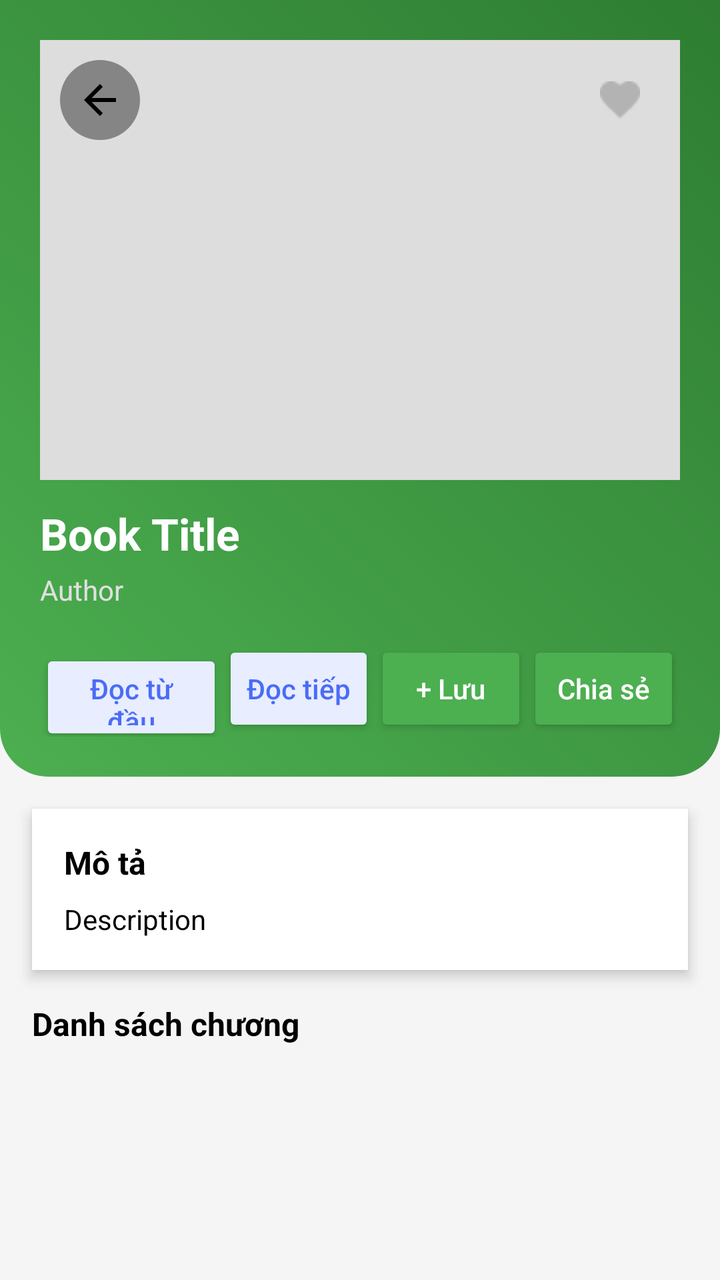
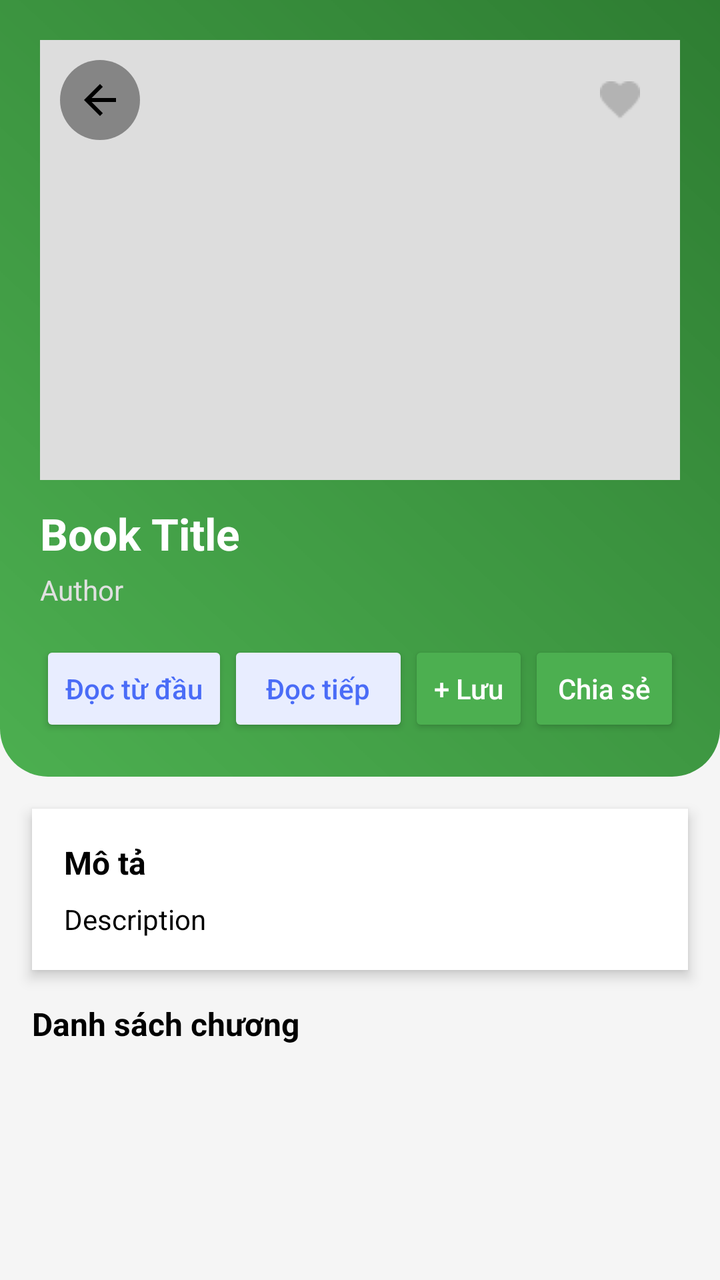

Compare the two renders of this Android layout. The source of the first and the diff that turns it into the second are given below.
<!-- AndroidManifest.xml: application theme Theme.LibraryApp -->
<!-- res/layout/fragment_book_detail.xml -->
<?xml version="1.0" encoding="utf-8"?>
<LinearLayout xmlns:android="http://schemas.android.com/apk/res/android"
    android:id="@+id/rootLinearLayout"
    android:layout_width="match_parent"
    android:layout_height="match_parent"
    android:orientation="vertical"
    android:background="@color/background">

    
    <LinearLayout
        android:id="@+id/headerSection"
        android:layout_width="match_parent"
        android:layout_height="wrap_content"
        android:orientation="vertical"
        android:background="@drawable/bg_header"
        android:padding="20dp">

        
        <FrameLayout
            android:layout_width="match_parent"
            android:layout_height="220dp">

            <ImageView
                android:id="@+id/imgBook"
                android:layout_width="match_parent"
                android:layout_height="match_parent"
                android:scaleType="centerCrop"
                android:background="#DDDDDD" />

            <ImageButton
                android:id="@+id/btnBack"
                android:layout_width="40dp"
                android:layout_height="40dp"
                android:layout_gravity="top|start"
                android:layout_margin="10dp"
                android:background="@drawable/bg_icon_button"
                android:src="@drawable/ic_arrow_back"
                android:padding="8dp"
                android:contentDescription="back" />

            
            <ImageButton
                android:id="@+id/btnFavorite"
                android:layout_width="40dp"
                android:layout_height="40dp"
                android:layout_gravity="top|end"
                android:layout_margin="10dp"
                android:background="@android:color/transparent"
                android:src="@drawable/ic_favorite_border"
                android:contentDescription="favorite" />
        </FrameLayout>

        
        <TextView
            android:id="@+id/tvTitle"
            android:layout_width="match_parent"
            android:layout_height="wrap_content"
            android:text="Book Title"
            android:textColor="@android:color/white"
            android:textSize="22sp"
            android:textStyle="bold"
            android:layout_marginTop="12dp" />

        
        <TextView
            android:id="@+id/tvAuthor"
            android:layout_width="match_parent"
            android:layout_height="wrap_content"
            android:text="Author"
            android:textColor="#E0E0E0"
            android:textSize="14sp"
            android:layout_marginTop="4dp" />

        
        <LinearLayout
            android:layout_width="match_parent"
            android:layout_height="wrap_content"
            android:orientation="horizontal"
            android:layout_marginTop="16dp">

            
            <Button
                android:id="@+id/btnReadFromStart"
                android:layout_width="0dp"
                android:layout_height="48dp"
                android:layout_weight="1.2"
                android:text="Đọc từ đầu"

                android:textAllCaps="false"
                android:textColor="#4A6CF7"
                android:backgroundTint="#E8EDFF" />

            
            <Button
                android:id="@+id/btnContinueReading"
                android:layout_width="0dp"
                android:layout_height="48dp"
                android:layout_weight="1"
                android:text="Đọc tiếp"
                android:textAllCaps="false"
                android:textColor="#4A6CF7"
                android:backgroundTint="#E8EDFF" />


            <Button
                android:id="@+id/btnAddToLibrary"
                android:layout_width="0dp"
                android:layout_height="48dp"
                android:layout_weight="1"
                android:text="+ Lưu"
                android:textAllCaps="false"
                android:textColor="@android:color/white"
                android:backgroundTint="#4CAF50" />

            <Button
                android:id="@+id/btnShare"
                android:layout_width="0dp"
                android:layout_height="48dp"
                android:layout_weight="1"
                android:text="Chia sẻ"
                android:textAllCaps="false"
                android:textColor="@android:color/white"
                android:backgroundTint="#4CAF50" />


        </LinearLayout>

    </LinearLayout>

    <androidx.core.widget.NestedScrollView
        android:layout_width="match_parent"
        android:layout_height="0dp"
        android:layout_weight="1"
        android:fillViewport="true"
        android:clipToPadding="false"
        android:paddingBottom="60dp">

        <LinearLayout
            android:layout_width="match_parent"
            android:layout_height="wrap_content"
            android:orientation="vertical">

            
            <LinearLayout
                android:layout_width="match_parent"
                android:layout_height="wrap_content"
                android:orientation="vertical"
                android:background="@color/surface"
                android:layout_margin="16dp"
                android:padding="16dp"
                android:elevation="4dp">

                <TextView
                    android:layout_width="wrap_content"
                    android:layout_height="wrap_content"
                    android:text="Mô tả"
                    android:textStyle="bold"
                    android:textSize="16sp"
                    android:textColor="@color/text_primary"/>

                <TextView
                    android:id="@+id/tvDescription"
                    android:layout_width="match_parent"
                    android:layout_height="wrap_content"
                    android:text="Description"
                    android:textSize="14sp"
                    android:textColor="@color/text_primary"
                    android:layout_marginTop="8dp"
                    android:lineSpacingExtra="4dp"/>
            </LinearLayout>

            
            <TextView
                android:id="@+id/tvChapterLabel"
                android:layout_width="match_parent"
                android:layout_height="wrap_content"
                android:text="Danh sách chương"
                android:textStyle="bold"
                android:textSize="16sp"
                android:textColor="@color/text_primary"
                android:layout_marginStart="16dp"
                android:layout_marginBottom="8dp"/>

            
            <androidx.recyclerview.widget.RecyclerView
                android:id="@+id/rvChapters"
                android:layout_width="match_parent"
                android:layout_height="wrap_content"
                android:nestedScrollingEnabled="false"
                android:paddingStart="12dp"
                android:paddingEnd="12dp"
                android:paddingBottom="50dp"
                android:clipToPadding="false"/>

        </LinearLayout>

    </androidx.core.widget.NestedScrollView>

</LinearLayout>
<!-- resources referenced by this layout -->
<resources>
  <color name="background">#F5F5F5</color>
  <color name="surface">#FFFFFF</color>
  <color name="text_primary">#000000</color>
  <!-- drawable bg_header (drawable) -->
  <?xml version="1.0" encoding="utf-8"?>
  <shape xmlns:android="http://schemas.android.com/apk/res/android">
      <gradient
          android:startColor="#4CAF50"
          android:endColor="#2E7D32"
          android:angle="45"/>
  
      <corners
          android:bottomLeftRadius="24dp"
          android:bottomRightRadius="24dp"/>
  </shape>
  <!-- drawable bg_icon_button (drawable) -->
  <?xml version="1.0" encoding="utf-8"?>
  <shape xmlns:android="http://schemas.android.com/apk/res/android"
      android:shape="oval">
      <solid android:color="#66000000" />  
  </shape>
  <!-- drawable ic_arrow_back (drawable) -->
  <vector xmlns:android="http://schemas.android.com/apk/res/android" android:autoMirrored="true" android:height="24dp" android:tint="#000000" android:viewportHeight="24" android:viewportWidth="24" android:width="24dp">
        
      <path android:fillColor="@android:color/white" android:pathData="M20,11H7.83l5.59,-5.59L12,4l-8,8 8,8 1.41,-1.41L7.83,13H20v-2z"/>
      
  </vector>
  <!-- drawable ic_favorite_border: png bitmap (drawable, 430 bytes) -->
  <style name="Theme.LibraryApp" parent="Theme.AppCompat.Light.NoActionBar" />
</resources>

<!-- the commit's change to res/layout/fragment_book_detail.xml (unified diff, before → after) -->
@@ -83,7 +83,7 @@
                 android:id="@+id/btnReadFromStart"
                 android:layout_width="0dp"
                 android:layout_height="48dp"
-                android:layout_weight="1.2"
+                android:layout_weight="1.25"
                 android:text="Đọc từ đầu"
 
                 android:textAllCaps="false"
@@ -95,7 +95,7 @@
                 android:id="@+id/btnContinueReading"
                 android:layout_width="0dp"
                 android:layout_height="48dp"
-                android:layout_weight="1"
+                android:layout_weight="1.2"
                 android:text="Đọc tiếp"
                 android:textAllCaps="false"
                 android:textColor="#4A6CF7"
@@ -106,7 +106,7 @@
                 android:id="@+id/btnAddToLibrary"
                 android:layout_width="0dp"
                 android:layout_height="48dp"
-                android:layout_weight="1"
+                android:layout_weight="0.8"
                 android:text="+ Lưu"
                 android:textAllCaps="false"
                 android:textColor="@android:color/white"
